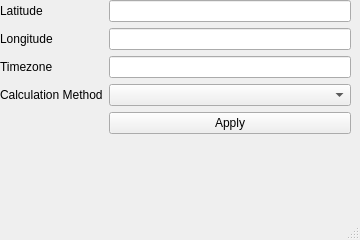
This is windows/SettingsWindow.ui in dasyad00/Athanpy as Qt 5 draws it before an edit. The edited form follows.
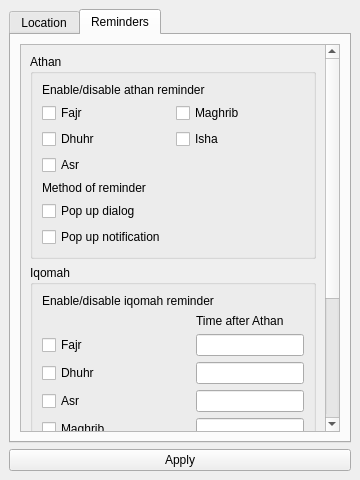
This is the edited form.

Commit message: Added UI to change reminder settings with validators

What changed in the file:
```diff
--- a/windows/SettingsWindow.ui
+++ b/windows/SettingsWindow.ui
@@ -7,22 +7,32 @@
     <x>0</x>
     <y>0</y>
     <width>360</width>
-    <height>240</height>
+    <height>480</height>
    </rect>
   </property>
   <property name="windowTitle">
    <string>Settings</string>
   </property>
   <widget class="QWidget" name="centralwidget">
-   <widget class="QWidget" name="formLayoutWidget">
-    <property name="geometry">
-     <rect>
-      <x>0</x>
-      <y>0</y>
-      <width>351</width>
-      <height>191</height>
-     </rect>
-    </property>
+   <layout class="QGridLayout" name="gridLayout">
+    <item row="3" column="0">
+     <widget class="QPushButton" name="btn_apply">
+      <property name="text">
+       <string>Apply</string>
+      </property>
+     </widget>
+    </item>
+    <item row="0" column="0">
+     <widget class="QTabWidget" name="tabWidget">
+      <property name="currentIndex">
+       <number>1</number>
+      </property>
+      <widget class="QWidget" name="tab_location">
+       <attribute name="title">
+        <string>Location</string>
+       </attribute>
+       <layout class="QGridLayout" name="gridLayout_2">
+        <item row="0" column="0">
     <layout class="QFormLayout" name="formLayout">
      <item row="1" column="0">
       <widget class="QLabel" name="lbl_lat">
@@ -62,29 +72,298 @@
       </widget>
      </item>
      <item row="4" column="1">
-      <widget class="QComboBox" name="box_calc"/>
+           <widget class="QComboBox" name="combo_calc"/>
+          </item>
+         </layout>
+        </item>
+       </layout>
+      </widget>
+      <widget class="QWidget" name="tab_reminders">
+       <attribute name="title">
+        <string>Reminders</string>
+       </attribute>
+       <layout class="QGridLayout" name="gridLayout_4">
+        <item row="0" column="0">
+         <widget class="QScrollArea" name="scrollArea">
+          <property name="widgetResizable">
+           <bool>true</bool>
+          </property>
+          <widget class="QWidget" name="scrollAreaWidgetContents">
+           <property name="geometry">
+            <rect>
+             <x>0</x>
+             <y>0</y>
+             <width>304</width>
+             <height>598</height>
+            </rect>
+           </property>
+           <layout class="QVBoxLayout" name="verticalLayout_2">
+            <item>
+             <widget class="QGroupBox" name="group_athan">
+              <property name="title">
+               <string>Athan</string>
+              </property>
+              <layout class="QGridLayout" name="gridLayout_3">
+               <item row="1" column="1">
+                <widget class="QCheckBox" name="check_athan_maghrib">
+                 <property name="text">
+                  <string>Maghrib</string>
+                 </property>
+                </widget>
+               </item>
+               <item row="1" column="0">
+                <widget class="QCheckBox" name="check_athan_fajr">
+                 <property name="text">
+                  <string>Fajr</string>
+                 </property>
+                </widget>
+               </item>
+               <item row="2" column="0">
+                <widget class="QCheckBox" name="check_athan_dhuhr">
+                 <property name="text">
+                  <string>Dhuhr</string>
+                 </property>
+                </widget>
+               </item>
+               <item row="4" column="0" colspan="2">
+                <widget class="QLabel" name="desc_athan_method">
+                 <property name="text">
+                  <string>Method of reminder</string>
+                 </property>
+                </widget>
+               </item>
+               <item row="0" column="0" colspan="2">
+                <widget class="QLabel" name="desc_athan">
+                 <property name="text">
+                  <string>Enable/disable athan reminder</string>
+                 </property>
+                </widget>
+               </item>
+               <item row="3" column="0">
+                <widget class="QCheckBox" name="check_athan_asr">
+                 <property name="text">
+                  <string>Asr</string>
+                 </property>
+                </widget>
+               </item>
+               <item row="2" column="1">
+                <widget class="QCheckBox" name="check_athan_isha">
+                 <property name="text">
+                  <string>Isha</string>
+                 </property>
+                </widget>
+               </item>
+               <item row="5" column="0" colspan="2">
+                <widget class="QCheckBox" name="check_athan_dialog">
+                 <property name="text">
+                  <string>Pop up dialog</string>
+                 </property>
+                </widget>
+               </item>
+               <item row="6" column="0" colspan="2">
+                <widget class="QCheckBox" name="check_athan_notification">
+                 <property name="text">
+                  <string>Pop up notification</string>
+                 </property>
+                </widget>
+               </item>
+              </layout>
+             </widget>
+            </item>
+            <item>
+             <widget class="QGroupBox" name="group_iqomah">
+              <property name="title">
+               <string>Iqomah</string>
+              </property>
+              <property name="flat">
+               <bool>false</bool>
+              </property>
+              <property name="checkable">
+               <bool>false</bool>
+              </property>
+              <layout class="QGridLayout" name="gridLayout_5">
+               <item row="3" column="0">
+                <widget class="QCheckBox" name="check_iqomah_dhuhr">
+                 <property name="text">
+                  <string>Dhuhr</string>
+                 </property>
+                </widget>
+               </item>
+               <item row="2" column="0">
+                <widget class="QCheckBox" name="check_iqomah_fajr">
+                 <property name="text">
+                  <string>Fajr</string>
+                 </property>
+                </widget>
+               </item>
+               <item row="4" column="0">
+                <widget class="QCheckBox" name="check_iqomah_asr">
+                 <property name="text">
+                  <string>Asr</string>
+                 </property>
+                </widget>
+               </item>
+               <item row="5" column="0">
+                <widget class="QCheckBox" name="check_iqomah_maghrib">
+                 <property name="text">
+                  <string>Maghrib</string>
+                 </property>
+                </widget>
+               </item>
+               <item row="10" column="0" colspan="2">
+                <widget class="QCheckBox" name="check_iqomah_notification">
+                 <property name="text">
+                  <string>Pop up notification</string>
+                 </property>
+                </widget>
+               </item>
+               <item row="0" column="0" colspan="2">
+                <widget class="QLabel" name="desc_iqomah">
+                 <property name="text">
+                  <string>Enable/disable iqomah reminder</string>
+                 </property>
+                </widget>
+               </item>
+               <item row="4" column="1">
+                <widget class="QLineEdit" name="txt_iqomah_asr">
+                 <property name="sizePolicy">
+                  <sizepolicy hsizetype="Fixed" vsizetype="Fixed">
+                   <horstretch>0</horstretch>
+                   <verstretch>0</verstretch>
+                  </sizepolicy>
+                 </property>
+                 <property name="baseSize">
+                  <size>
+                   <width>0</width>
+                   <height>0</height>
+                  </size>
+                 </property>
+                </widget>
      </item>
      <item row="5" column="1">
-      <widget class="QPushButton" name="btn_apply">
+                <widget class="QLineEdit" name="txt_iqomah_maghrib">
+                 <property name="sizePolicy">
+                  <sizepolicy hsizetype="Fixed" vsizetype="Fixed">
+                   <horstretch>0</horstretch>
+                   <verstretch>0</verstretch>
+                  </sizepolicy>
+                 </property>
+                 <property name="baseSize">
+                  <size>
+                   <width>0</width>
+                   <height>0</height>
+                  </size>
+                 </property>
+                </widget>
+               </item>
+               <item row="9" column="0">
+                <widget class="QCheckBox" name="check_iqomah_dialog">
        <property name="text">
-        <string>Apply</string>
+                  <string>Pop up dialog</string>
        </property>
       </widget>
      </item>
-    </layout>
-   </widget>
-  </widget>
-  <widget class="QMenuBar" name="menubar">
-   <property name="geometry">
-    <rect>
-     <x>0</x>
-     <y>0</y>
-     <width>360</width>
-     <height>20</height>
-    </rect>
-   </property>
-  </widget>
-  <widget class="QStatusBar" name="statusbar"/>
+               <item row="2" column="1">
+                <widget class="QLineEdit" name="txt_iqomah_fajr">
+                 <property name="sizePolicy">
+                  <sizepolicy hsizetype="Fixed" vsizetype="Fixed">
+                   <horstretch>0</horstretch>
+                   <verstretch>0</verstretch>
+                  </sizepolicy>
+                 </property>
+                 <property name="baseSize">
+                  <size>
+                   <width>0</width>
+                   <height>0</height>
+                  </size>
+                 </property>
+                 <property name="readOnly">
+                  <bool>false</bool>
+                 </property>
+                </widget>
+               </item>
+               <item row="3" column="1">
+                <widget class="QLineEdit" name="txt_iqomah_dhuhr">
+                 <property name="sizePolicy">
+                  <sizepolicy hsizetype="Fixed" vsizetype="Fixed">
+                   <horstretch>0</horstretch>
+                   <verstretch>0</verstretch>
+                  </sizepolicy>
+                 </property>
+                 <property name="baseSize">
+                  <size>
+                   <width>0</width>
+                   <height>0</height>
+                  </size>
+                 </property>
+                </widget>
+               </item>
+               <item row="1" column="1">
+                <widget class="QLabel" name="lbl_timeafterathan">
+                 <property name="text">
+                  <string>Time after Athan</string>
+                 </property>
+                </widget>
+               </item>
+               <item row="7" column="1">
+                <widget class="QLineEdit" name="txt_iqomah_isha">
+                 <property name="sizePolicy">
+                  <sizepolicy hsizetype="Fixed" vsizetype="Fixed">
+                   <horstretch>0</horstretch>
+                   <verstretch>0</verstretch>
+                  </sizepolicy>
+                 </property>
+                 <property name="baseSize">
+                  <size>
+                   <width>0</width>
+                   <height>0</height>
+                  </size>
+                 </property>
+                </widget>
+               </item>
+               <item row="7" column="0">
+                <widget class="QCheckBox" name="check_iqomah_isha">
+                 <property name="text">
+                  <string>Isha</string>
+                 </property>
+                </widget>
+               </item>
+               <item row="8" column="0">
+                <widget class="QLabel" name="desc_iqomah_method">
+                 <property name="text">
+                  <string>Method of reminder</string>
+                 </property>
+                </widget>
+               </item>
+              </layout>
+             </widget>
+            </item>
+            <item>
+             <widget class="QGroupBox" name="group_custom">
+              <property name="title">
+               <string>Custom</string>
+              </property>
+              <layout class="QGridLayout" name="gridLayout_6">
+               <item row="0" column="0">
+                <widget class="QLabel" name="desc_custom">
+                 <property name="text">
+                  <string>Coming Soon!</string>
+                 </property>
+                </widget>
+               </item>
+              </layout>
+             </widget>
+            </item>
+           </layout>
+          </widget>
+         </widget>
+        </item>
+       </layout>
+      </widget>
+     </widget>
+    </item>
+   </layout>
+  </widget>
  </widget>
  <resources/>
  <connections/>
```
Lines whose indentation alone changed are shown as unchanged. The commit also changes 1 other file.
